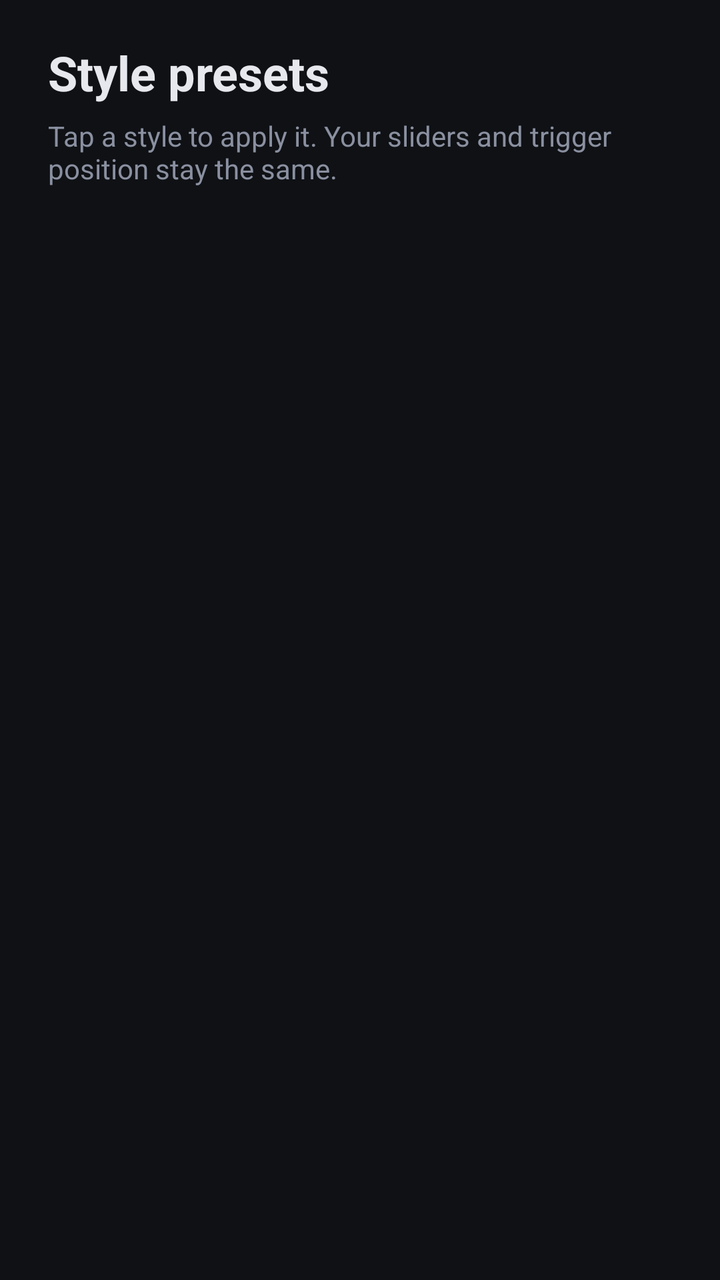
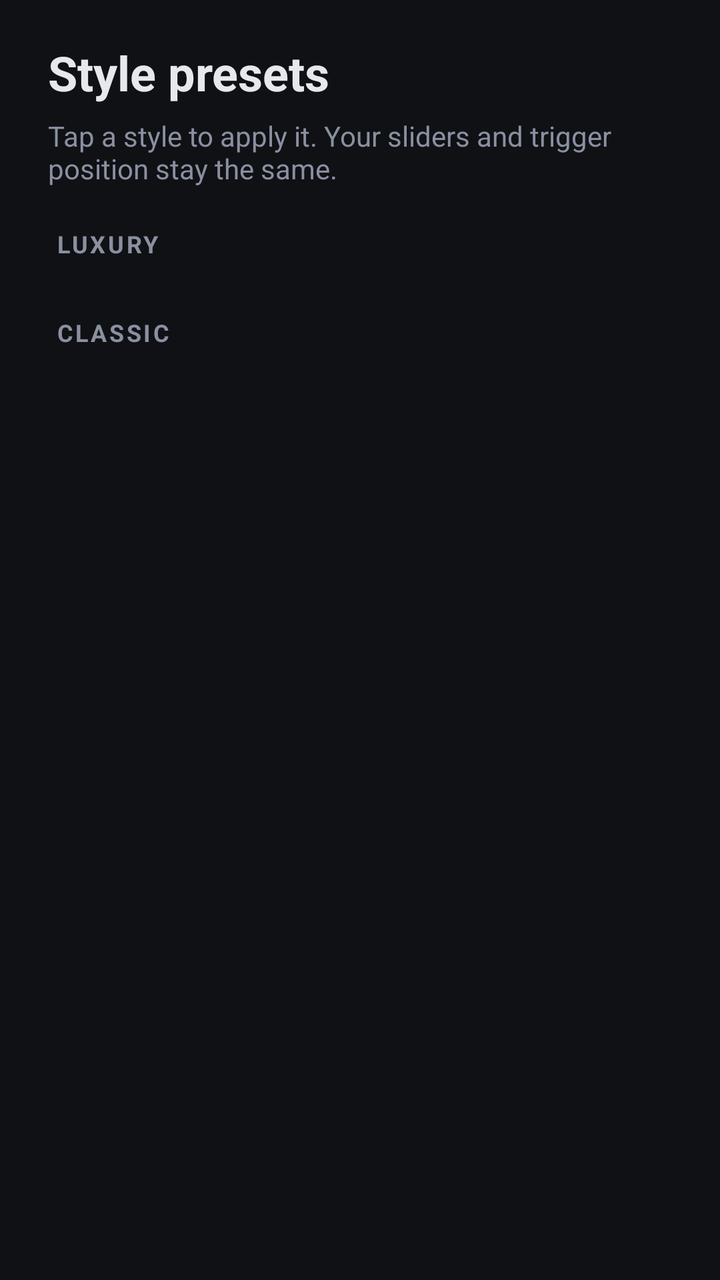

Screens rendered from an Android XML layout before and after an edit, with the pre-edit source and the edit as a unified diff.
<!-- AndroidManifest.xml: application theme Theme.Voltune -->
<!-- res/layout/activity_presets.xml -->
<?xml version="1.0" encoding="utf-8"?>
<ScrollView xmlns:android="http://schemas.android.com/apk/res/android"
    android:id="@+id/root"
    android:layout_width="match_parent"
    android:layout_height="match_parent"
    android:clipToPadding="false"
    android:fillViewport="true">

    <LinearLayout
        android:layout_width="match_parent"
        android:layout_height="wrap_content"
        android:orientation="vertical"
        android:paddingStart="24dp"
        android:paddingTop="20dp"
        android:paddingEnd="24dp"
        android:paddingBottom="24dp">

        <TextView
            android:layout_width="wrap_content"
            android:layout_height="wrap_content"
            android:text="@string/section_presets"
            android:textColor="@color/vt_text"
            android:textSize="24sp"
            android:textStyle="bold" />

        <TextView
            android:layout_width="wrap_content"
            android:layout_height="wrap_content"
            android:layout_marginTop="6dp"
            android:text="@string/presets_hint"
            android:textColor="@color/vt_text_muted"
            android:textSize="14sp" />

        <GridLayout
            android:id="@+id/presetGrid"
            android:layout_width="match_parent"
            android:layout_height="wrap_content"
            android:layout_marginStart="-6dp"
            android:layout_marginTop="14dp"
            android:layout_marginEnd="-6dp"
            android:columnCount="2" />

    </LinearLayout>

</ScrollView>
<!-- resources referenced by this layout -->
<resources>
  <color name="vt_text">#E6E8EE</color>
  <color name="vt_text_muted">#8A90A0</color>
  <string name="presets_hint">Tap a style to apply it. Your sliders and trigger position stay the same.</string>
  <string name="section_presets">Style presets</string>
  <style name="Theme.Voltune" parent="Theme.Material3.Dark.NoActionBar">
          <item name="colorPrimary">@color/vt_primary</item>
          <item name="colorOnPrimary">@color/vt_on_primary</item>
          <item name="colorSecondary">@color/vt_accent</item>
          <item name="colorSurface">@color/vt_surface</item>
          <item name="colorOnSurface">@color/vt_text</item>
          <item name="android:colorBackground">@color/vt_background</item>
          <item name="android:windowBackground">@color/vt_background</item>
      </style>
  <color name="vt_primary">#6C5CE7</color>
  <color name="vt_on_primary">#FFFFFF</color>
  <color name="vt_accent">#00D1B2</color>
  <color name="vt_surface">#1A1D24</color>
  <color name="vt_background">#0F1115</color>
</resources>

<!-- the commit's change to res/layout/activity_presets.xml (unified diff, before → after) -->
@@ -31,12 +31,27 @@
             android:textColor="@color/vt_text_muted"
             android:textSize="14sp" />
 
+        <TextView
+            style="@style/Voltune.GroupLabel"
+            android:text="@string/presets_luxury" />
+
         <GridLayout
-            android:id="@+id/presetGrid"
+            android:id="@+id/luxuryGrid"
             android:layout_width="match_parent"
             android:layout_height="wrap_content"
             android:layout_marginStart="-6dp"
-            android:layout_marginTop="14dp"
+            android:layout_marginEnd="-6dp"
+            android:columnCount="2" />
+
+        <TextView
+            style="@style/Voltune.GroupLabel"
+            android:text="@string/presets_classic" />
+
+        <GridLayout
+            android:id="@+id/classicGrid"
+            android:layout_width="match_parent"
+            android:layout_height="wrap_content"
+            android:layout_marginStart="-6dp"
             android:layout_marginEnd="-6dp"
             android:columnCount="2" />
 
<!-- resource entries referenced after the edit -->
@@ -2,8 +2,22 @@
 <resources>
   <color name="vt_text">#E6E8EE</color>
   <color name="vt_text_muted">#8A90A0</color>
+  <string name="presets_classic">Classic</string>
   <string name="presets_hint">Tap a style to apply it. Your sliders and trigger position stay the same.</string>
+  <string name="presets_luxury">Luxury</string>
   <string name="section_presets">Style presets</string>
+  <style name="Voltune.GroupLabel" parent="">
+          <item name="android:layout_width">wrap_content</item>
+          <item name="android:layout_height">wrap_content</item>
+          <item name="android:layout_marginStart">4dp</item>
+          <item name="android:layout_marginTop">20dp</item>
+          <item name="android:layout_marginBottom">8dp</item>
+          <item name="android:letterSpacing">0.1</item>
+          <item name="android:textAllCaps">true</item>
+          <item name="android:textColor">@color/vt_text_muted</item>
+          <item name="android:textSize">12sp</item>
+          <item name="android:textStyle">bold</item>
+      </style>
   <style name="Theme.Voltune" parent="Theme.Material3.Dark.NoActionBar">
           <item name="colorPrimary">@color/vt_primary</item>
           <item name="colorOnPrimary">@color/vt_on_primary</item>
